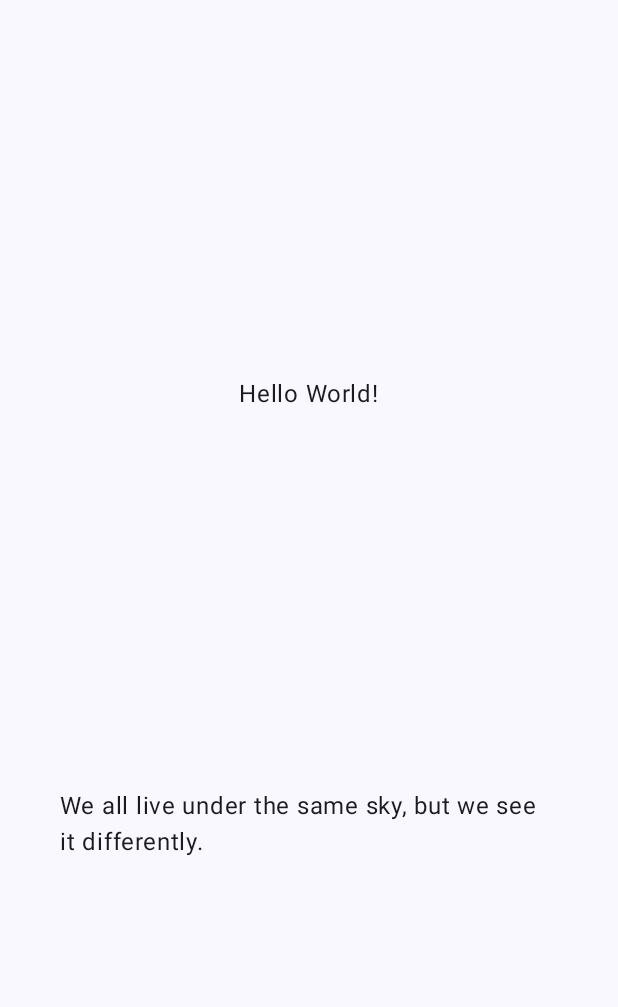
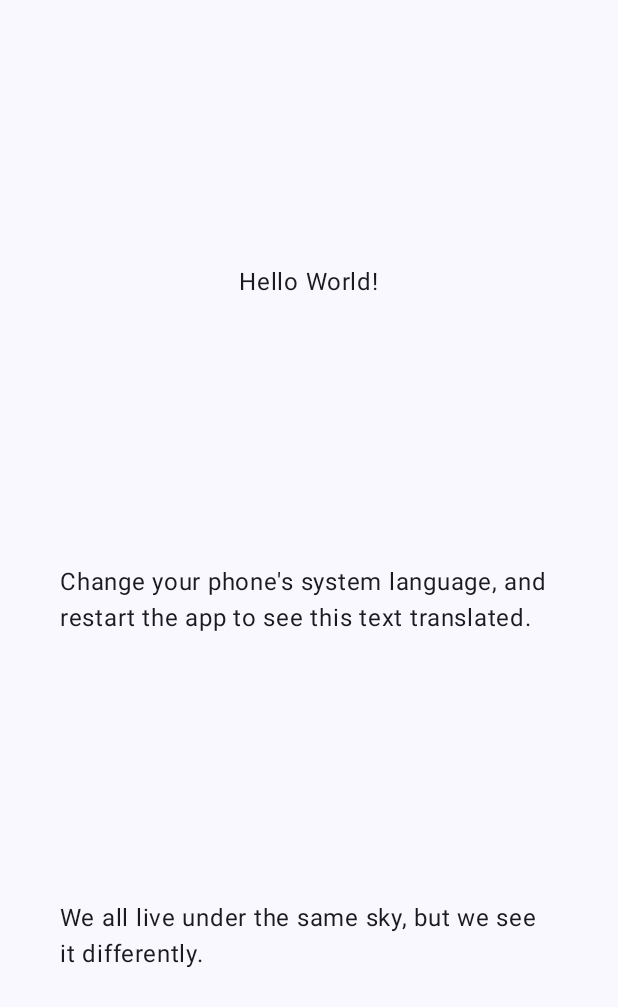
Before and after one commit to izivkov/DynamicResourceTranslator, an Android app built with Jetpack Compose: the screen it shows after launch (MainActivity), on a phone screen of 412 x 824 dp. Shown: the top 1007 px of the screen. Run offline under Robolectric (Android 15) with nearby library versions, the phone set to English and light mode, and no system bars; libraries missing offline, so code that uses them is left out: me.bush.translator.

Commit message:
Improve the app to show how to use batter

```diff
--- a/app/src/main/java/org/avmedia/dynamicResourceTranslator/MainActivity.kt
+++ b/app/src/main/java/org/avmedia/dynamicResourceTranslator/MainActivity.kt
@@ -34,7 +34,16 @@ class MainActivity : ComponentActivity() {
                 ResourceLocaleKey(R.string.hello, Locale("bg")) to "Здравей %1\$s"
             )
         )
-        .addEngine(UppercaseTranslationEngine())
+
+        // Set app's language if default strings.xml not in English
+        // .setAppLocale(Locale("de"))
+
+        // If you like to replace the built in BushTranslationEngine() with your own
+        // .setEngine(YourOwnTranslationEngine())
+
+        // Convert to uppercase after translating, or add your own translator.
+        // .addEngine(UppercaseTranslationEngine())
+
         .getApi()
 
     override fun onCreate(savedInstanceState: Bundle?) {
@@ -54,6 +63,17 @@ class MainActivity : ComponentActivity() {
                     {
                         Greeting(
                             name = "World",
+                        )
+
+                        Text(
+                            text = api.stringResource(
+                                context = LocalContext.current,
+                                id = R.string.instructions,
+                            ),
+                            modifier = Modifier
+                                .fillMaxWidth()
+                                .align(Alignment.CenterHorizontally)
+                                .padding(start = 40.dp, end = 40.dp)
                         )
 
                         Text(
--- a/app/src/main/res/values/strings.xml
+++ b/app/src/main/res/values/strings.xml
@@ -1,5 +1,6 @@
 <resources>
     <string name="app_name">DynamicResourceTranslator</string>
     <string name="hello">Hello %1$s!</string>
+    <string name="instructions">Change your phone\'s system language, and restart the app to see this text translated.</string>
     <string name="profound_statement">We all live under the same sky, but we see it differently.</string>
 </resources>
```
Also changed, not shown: 2 other files.
